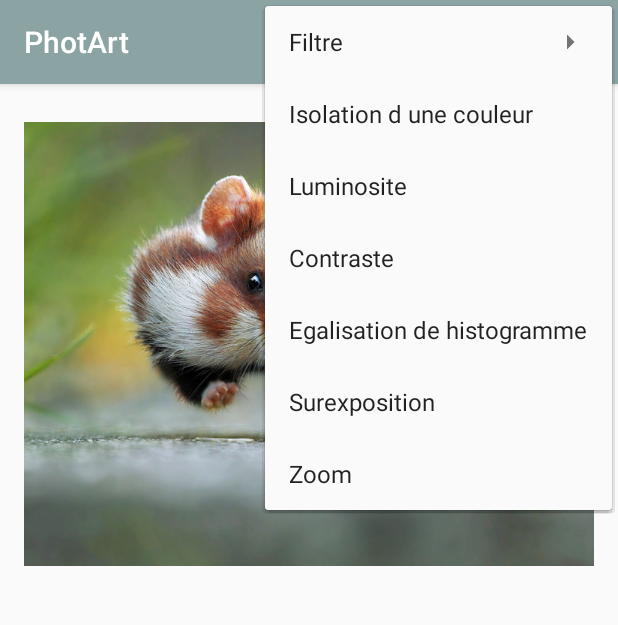
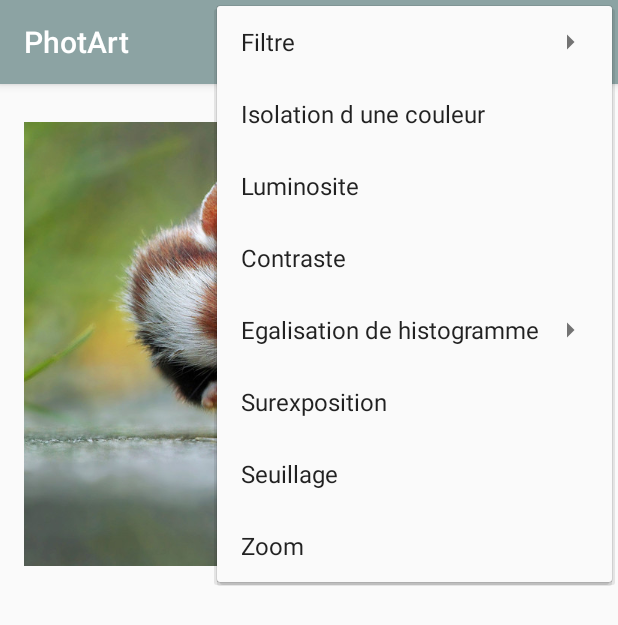
Before and after one commit to katell-maro/ApplicationTraitementImage-ANDROID, an Android app: the screen it shows after launch (MainActivity), with the options menu open, on a phone screen of 412 x 824 dp. Shown: the top 625 px of the screen. Run offline under Robolectric (Android 15) with nearby library versions, the phone set to English and light mode, and no system bars.

Commit message:
Zoom + Scroll + lock sens + seuillage + logo
Zoom/Scroll : ok, reste à gérer le dépassement de l'écran
lock sens : l'application est bloquée en portrait ce qui évite les bugs
Algo de seuillage : jolie et rapide
Logo : jolie

```diff
--- a/app/src/main/AndroidManifest.xml
+++ b/app/src/main/AndroidManifest.xml
@@ -15,11 +15,12 @@
 
     <application
         android:allowBackup="true"
-        android:icon="@mipmap/ic_launcher"
+        android:icon="@drawable/icon"
         android:label="@string/app_name"
         android:supportsRtl="true"
         android:theme="@style/AppTheme" >
-        <activity android:name=".MainActivity" >
+        <activity android:name=".MainActivity"
+                  android:screenOrientation="portrait">
             <intent-filter>
                 <action android:name="android.intent.action.MAIN" />
 
--- a/app/src/main/java/com/example/katell/myapplication/MainActivity.java
+++ b/app/src/main/java/com/example/katell/myapplication/MainActivity.java
@@ -6,10 +6,6 @@ import android.content.pm.PackageManager;
 import android.graphics.Bitmap;
 import android.graphics.BitmapFactory;
 import android.graphics.Color;
-import android.graphics.PorterDuff;
-import android.graphics.drawable.ClipDrawable;
-import android.graphics.drawable.ColorDrawable;
-import android.graphics.drawable.LayerDrawable;
 import android.net.Uri;
 import android.os.Environment;
 import android.provider.MediaStore;
@@ -19,8 +15,10 @@ import android.support.v4.content.ContextCompat;
 import android.support.v4.content.FileProvider;
 import android.support.v7.app.AppCompatActivity;
 import android.os.Bundle;
+import android.util.Log;
 import android.view.*;
 import android.widget.*;
+import com.example.katell.myapplication.SeekBar.OnSeekBarChangeListenerWithArray;
 
 import java.io.File;
 import java.io.IOException;
@@ -37,10 +35,15 @@ public class MainActivity extends AppCompatActivity {
     private Bitmap bitmap;
 
     /**
+     * L'imageView contenant la bitmap
+     */
+    private ImageView imageView;
+
+    /**
      * Tableau de pixels qui correspond à la precedente bitmap
      * permet d'enlever le filtre precedent
      */
-    private int[] bitmapInit;
+    public int[] bitmapInit;
 
     /**
      * la seekBar qui est utilisé dans différents cas :
@@ -94,11 +97,14 @@ public class MainActivity extends AppCompatActivity {
         button.setVisibility(View.INVISIBLE);
 
         //imageView : initialisation
-        ImageView imageView = (ImageView) findViewById(R.id.imageView);
+        imageView = (ImageView) findViewById(R.id.imageView);
         BitmapFactory.Options option = new BitmapFactory.Options();
         bitmap = BitmapFactory.decodeResource(getResources(),R.drawable.hamster,option); //hamster : nom de l'image affiché au lancement de l'application
         bitmap = bitmap.copy(Bitmap.Config.ARGB_8888, true);
         imageView.setImageBitmap(bitmap);
+
+        ZoomInZoomOut zoom = new ZoomInZoomOut();
+        imageView.setOnTouchListener(zoom);
 
         recover();
     }
@@ -173,14 +179,24 @@ public class MainActivity extends AppCompatActivity {
                 contrast();
                 break;
 
-            //pour l'égalisation d'histogramme
-            case R.id.histogram:
-                histogram();
+            //pour l'égalisation d'histogramme lent
+            case R.id.slow:
+                histogram(true);
+                break;
+
+            //pour l'égalisation d'histogramme rapide
+            case R.id.fast:
+                histogram(false);
                 break;
 
             //pour la surexposition
-            case R.id.surexposition:
+            case R.id.overexposure:
                 overexposure();
+                break;
+
+            //pour le seuillage
+            case R.id.thresholding:
+                thresholding();
                 break;
 
             //pour zoomer (2x)
@@ -190,7 +206,6 @@ public class MainActivity extends AppCompatActivity {
 
             //permet de mettre une image (hamster)
             case R.id.hamster:
-                ImageView imageView = (ImageView) findViewById(R.id.imageView);
                 bitmap = BitmapFactory.decodeResource(getResources(), R.drawable.hamster);
                 bitmap = bitmap.copy(Bitmap.Config.ARGB_8888, true);
                 imageView.setImageBitmap(bitmap);
@@ -199,8 +214,15 @@ public class MainActivity extends AppCompatActivity {
 
             //permet de mettre une image (smarties)
             case R.id.smarties:
-                imageView = (ImageView) findViewById(R.id.imageView);
                 bitmap = BitmapFactory.decodeResource(getResources(), R.drawable.smarty);
+                bitmap = bitmap.copy(Bitmap.Config.ARGB_8888, true);
+                imageView.setImageBitmap(bitmap);
+                recover();
+                break;
+
+            //permet de mettre une image (Lenna)
+            case R.id.lenna:
+                bitmap = BitmapFactory.decodeResource(getResources(), R.drawable.pas_contraste);
                 bitmap = bitmap.copy(Bitmap.Config.ARGB_8888, true);
                 imageView.setImageBitmap(bitmap);
                 recover();
@@ -255,12 +277,14 @@ public class MainActivity extends AppCompatActivity {
         seekBar.setOnSeekBarChangeListener(new SeekBar.OnSeekBarChangeListener(){
             @Override
             public void onProgressChanged(SeekBar seekBar, int progress, boolean fromUser) {
+                if (fromUser) {
                     float[] hsv = new float[3];
                     hsv[0] = progress;
                     hsv[1] = 1;
                     hsv[2] = 1;
                     int color = Color.HSVToColor(hsv);
                     seekBar.getProgressDrawable().setColorFilter(color, android.graphics.PorterDuff.Mode.SRC_IN);
+                }
             }
 
             @Override
@@ -320,12 +344,14 @@ public class MainActivity extends AppCompatActivity {
         seekBar.setOnSeekBarChangeListener(new SeekBar.OnSeekBarChangeListener(){
             @Override
             public void onProgressChanged(SeekBar seekBar, int progress, boolean fromUser) {
+                if (fromUser) {
                     float[] hsv = new float[3];
                     hsv[0] = progress;
                     hsv[1] = 1;
                     hsv[2] = 1;
                     int color = Color.HSVToColor(hsv);
                     seekBar.getProgressDrawable().setColorFilter(color, android.graphics.PorterDuff.Mode.SRC_IN);
+                }
             }
 
             @Override
@@ -347,6 +373,7 @@ public class MainActivity extends AppCompatActivity {
             int interval = Integer.parseInt(editText.getText().toString());
             int color = seekBar.getProgress();
             bitmap = Algorithm.isolateColor(bitmap,color,interval);
+            imageView.setImageBitmap(bitmap);
         } catch (Exception e) {
             Toast.makeText(MainActivity.this, "Veuillez rentrer un nombre", Toast.LENGTH_LONG).show();
             editText.setText("");
@@ -367,25 +394,20 @@ public class MainActivity extends AppCompatActivity {
         seekBar.setThumb(getResources().getDrawable(R.drawable.ic_brightness_low_black_24dp));
 
         //avoir le tableau de pixels de l'image originale
-
-
+        float[] pixelsHSV = Algorithm.getBitmapBrightness(bitmap);
 
         //gerer les actions de la seekBar
-        seekBar.setOnSeekBarChangeListener(new SeekBar.OnSeekBarChangeListener(){
-            float[] pixelsHSV = Algorithm.getBitmapBrightness(bitmap);
-
+        seekBar.setOnSeekBarChangeListener(new OnSeekBarChangeListenerWithArray(pixelsHSV){
             @Override
-            public void onProgressChanged(SeekBar seekBar, int progress, boolean fromUser) {
-                if (fromUser) {
-                    bitmap = Algorithm.brightness(bitmap, progress, pixelsHSV);
-                }
-            }
+            public void onProgressChanged(SeekBar seekBar, int progress, boolean fromUser) {}
 
             @Override
             public void onStartTrackingTouch(SeekBar seekBar) {}
 
             @Override
-            public void onStopTrackingTouch(SeekBar seekBar) {}
+            public void onStopTrackingTouch(SeekBar seekBar) {
+                bitmap = Algorithm.brightness(bitmap, seekBar.getProgress(), getBrightness()); //getBrightness est dans la classe OnSeekBarChangeListenerWithArray
+            }
         });
     }
 
@@ -403,23 +425,21 @@ public class MainActivity extends AppCompatActivity {
         seekBar.setMax(122);
         seekBar.setThumb(getResources().getDrawable(R.drawable.ic_tonality_black_24dp));
 
-
-
-        seekBar.setOnSeekBarChangeListener(new SeekBar.OnSeekBarChangeListener(){
         //recuperer le tableau de pixels de l'image initial
         int[] pixelsContrast = Algorithm.getBitmapRGB(bitmap);
 
+        seekBar.setOnSeekBarChangeListener(new OnSeekBarChangeListenerWithArray(pixelsContrast){
             @Override
             public void onProgressChanged(SeekBar seekBar, int progress, boolean fromUser) {
                 if (fromUser) {
                     int min = 122 - progress;
                     int max = 122 + progress;
                     if (progress < 61) {
-                        bitmap = Algorithm.contrastLower(min, max, bitmap, pixelsContrast);
+                        bitmap = Algorithm.contrastLower(min, max, bitmap, getPixels());
                     } else if (progress == 61) {
-                        bitmap = Algorithm.setBitmapRGB(bitmap, pixelsContrast);
+                        bitmap = Algorithm.setBitmapRGB(bitmap, getPixels());
                     } else {
-                        bitmap = Algorithm.contrastIncrease(min, max, bitmap, pixelsContrast);
+                        bitmap = Algorithm.contrastIncrease(min, max, bitmap, getPixels());
                     }
                 }
             }
@@ -436,33 +456,9 @@ public class MainActivity extends AppCompatActivity {
 
     /**
      * Egalisation d'histogramme pour une image en couleur
-     * Utilisatin d'une SeekBar
      */
-    private void histogram() {
-
-        Toast.makeText(MainActivity.this, "En construction", Toast.LENGTH_LONG).show();
-
-        /*seekBar.setVisibility(View.VISIBLE);
-        seekBar.setProgress(50);
-        seekBar.setMax(100);
-        seekBar.setThumb(getResources().getDrawable(R.drawable.ic_equalizer_black_24dp));
-
-        seekBar.setOnSeekBarChangeListener(new SeekBar.OnSeekBarChangeListener(){
-            @Override
-            public void onProgressChanged(SeekBar seekBar, int progress, boolean fromUser) {
-                histogram(progress);
-            }
-
-            @Override
-            public void onStartTrackingTouch(SeekBar seekBar) {}
-
-            @Override
-            public void onStopTrackingTouch(SeekBar seekBar) {}
-        });*/
-    }
-
-
-    private void histogram(int value) {
+    private void histogram(boolean slow) {
+        bitmap = Algorithm.histogram(bitmap,slow);
 
     }
 
@@ -478,14 +474,16 @@ public class MainActivity extends AppCompatActivity {
         seekBar.setMax(50);
         seekBar.setThumb(getResources().getDrawable(R.drawable.ic_flare_black_24dp));
 
+        //avoir le tableau de pixels de l'image originale
+        int[] pixelsOver = Algorithm.getBitmapRGB(bitmap);
+
         //gerer les actions de la seekBar
-        seekBar.setOnSeekBarChangeListener(new SeekBar.OnSeekBarChangeListener(){
-            //avoir le tableau de pixels de l'image originale
-            int [] pixelsOver = Algorithm.getBitmapRGB(bitmap);
-
+        seekBar.setOnSeekBarChangeListener(new OnSeekBarChangeListenerWithArray(pixelsOver){
             @Override
             public void onProgressChanged(SeekBar seekBar, int progress, boolean fromUser) {
-                bitmap = Algorithm.overexposure(bitmap,progress,pixelsOver);
+                if (fromUser) {
+                    bitmap = Algorithm.overexposure(bitmap, progress, getPixels());
+                }
             }
 
             @Override
@@ -495,6 +493,42 @@ public class MainActivity extends AppCompatActivity {
             public void onStopTrackingTouch(SeekBar seekBar) {}
         });
     }
+
+
+
+    /**
+     * Seuillage
+     * Permet de gerer la seekBar de lancer l'algo nécessaire
+     */
+    private void thresholding() {
+        //configurer la seekBar
+        seekBar.setVisibility(View.VISIBLE);
+        seekBar.setMax(255);
+        seekBar.setProgress(127);
+        seekBar.setThumb(getResources().getDrawable(R.drawable.ic_filter_b_and_w_black_24dp));
+        bitmap = Algorithm.toGray(bitmap);
+
+        //avoir le tableau de pixels de l'image original en nuances de gris
+        int pixels[] = Algorithm.getBitmapRGB(bitmap);
+
+        //gerer les actions de la seekBar
+        seekBar.setOnSeekBarChangeListener(new OnSeekBarChangeListenerWithArray(pixels){
+            @Override
+            public void onProgressChanged(SeekBar seekBar, int progress, boolean fromUser) {
+                if (fromUser) {
+                    bitmap = Algorithm.thresholding(bitmap, progress, getPixels());
+                    imageView.setImageBitmap(bitmap);
+                }
+            }
+
+            @Override
+            public void onStartTrackingTouch(SeekBar seekBar) {}
+
+            @Override
+            public void onStopTrackingTouch(SeekBar seekBar) {}
+        });
+    }
+
 
 
 
@@ -514,6 +548,7 @@ public class MainActivity extends AppCompatActivity {
     public static final int CAMERA_PERMISSION = 0;
     String mCurrentPhotoPath;
     static final int REQUEST_TAKE_PHOTO = 1;
+
 
     /**
      * Permet de gerer le permissions car l'API 23 ne le fait pas automatiquement
@@ -655,145 +690,8 @@ public class MainActivity extends AppCompatActivity {
      */
     private void init() {
         bitmap = Algorithm.setBitmapRGB(bitmap,bitmapInit);
+        imageView.setImageBitmap(bitmap);
     }
 
 
-
-
-
-
-
-    /**
-     * Contraste d'une image en nuance de gris
-     * Par egalisation d'histogramme
-     */
-   /* public void contrast() {
-        int height = bitmap.getHeight();
-        int width = bitmap.getWidth();
-        int[] pixels = new int[height*width];
-        bitmap.getPixels(pixels,0,width,0,0,width,height);
-
-        int[] h = new int[256];
-        for(int i=0 ; i<256 ; i++) {
-            h[i] = 0;
 }
-
-        for (int i=0 ; i<pixels.length ; i++) {
-            int color = Color.red(pixels[i]);
-            h[color]++;
-        }
-
-        int[] c = new int[256];
-        int sum = 0;
-        for(int i=0 ; i<256 ; i++) {
-            sum = sum + h[i];
-            c[i] = sum;
-        }
-
-        for (int i=0 ; i<pixels.length ; i++) {
-            int color = Color.red(pixels[i]);
-            color = (c[color] * 255) / pixels.length;
-            pixels[i] = Color.rgb(color,color,color);
-        }
-
-        bitmap.setPixels(pixels,0,width,0,0,width,height);
-    }*/
-
-
-
-    /**
-     Contraste une image en nuance de gris
-     par extension de dynamique
-     */
- /*   public void contrast() {
-        int height = bitmap.getHeight();
-        int width = bitmap.getWidth();
-        int[] pixels = new int[height*width];
-        bitmap.getPixels(pixels,0,width,0,0,width,height);
-        int min = 255;
-        int max = 0;
-        int[] contrast = new int[height*width];
-
-        for (int i=0 ; i<pixels.length ; i++) {
-            int color = Color.red(pixels[i]);
-            contrast[i] = color;
-
-            if (color<min) {
-                min = color;
-            }
-            if (color>max) {
-                max = color;
-            }
-        }
-
-        int[] LUT = new int[256];
-        for(int i=0 ; i<256 ; i++) {
-            LUT[i] = (255 * (i - min)) / (max - min);
-            //LUT[i] = (i * (max -min) / 255) + min; //Permet de diminuer le contraste
-        }
-
-        for (int i=0 ; i<pixels.length ; i++) {
-            int color = LUT[contrast[i]];
-            pixels[i] = Color.rgb(color,color,color);
-        }
-
-        bitmap.setPixels(pixels,0,width,0,0,width,height);
-    }*/
-
-
-    /*private void contrast(int value) {
-        int height = bitmap.getHeight();
-        int width = bitmap.getWidth();
-        int[] pixels = new int[height*width];
-        bitmap.getPixels(pixels,0,width,0,0,width,height);
-
-        int[] hr = new int[256];
-        int[] hg = new int[256];
-        int[] hb = new int[256];
-        for(int i=0 ; i<256 ; i++) {
-            hr[i] = 0;
-            hg[i] = 0;
-            hb[i] = 0;
-        }
-
-        for (int i=0 ; i<pixels.length ; i++) {
-            int red = Color.red(pixels[i]);
-            hr[red]++;
-
-            int green = Color.green(pixels[i]);
-            hg[green]++;
-
-            int blue = Color.blue((pixels[i]));
-            hb[blue]++;
-        }
-
-        int[] cr = new int[256];
-        int sumr = 0;
-        int[] cg = new int[256];
-        int sumg = 0;
-        int[] cb = new int[256];
-        int sumb = 0;
-        for(int i=0 ; i<256 ; i++) {
-            sumr = sumr + hr[i];
-            cr[i] = sumr;
-            sumg = sumg + hg[i];
-            cg[i] = sumg;
-            sumb = sumb + hb[i];
-            cb[i] = sumb;
-        }
-
-        for (int i=0 ; i<pixels.length ; i++) {
-            int red = Color.red(pixels[i]);
-            red = (cr[red] * 255) / pixels.length;
-            int green = Color.green(pixels[i]);
-            green = (cr[green] * 255) / pixels.length;
-            int blue = Color.blue(pixels[i]);
-            blue = (cr[blue] * 255) / pixels.length;
-            pixels[i] = Color.rgb(red,green,blue);
-        }
-
-        bitmap.setPixels(pixels,0,width,0,0,width,height);
-        ImageView imageView = (ImageView) findViewById(R.id.imageView);
-        imageView.setImageBitmap(bitmap);
-    }*/
-}
--- a/app/src/main/res/layout/activity_main.xml
+++ b/app/src/main/res/layout/activity_main.xml
@@ -1,4 +1,7 @@
 <?xml version="1.0" encoding="utf-8"?>
+
+
+
 <RelativeLayout
     xmlns:android="http://schemas.android.com/apk/res/android"
     xmlns:tools="http://schemas.android.com/tools"
@@ -8,7 +11,8 @@
     android:paddingRight="@dimen/activity_horizontal_margin"
     android:paddingTop="@dimen/activity_vertical_margin"
     android:paddingBottom="@dimen/activity_vertical_margin"
-    tools:context="com.example.katell.myapplication.MainActivity">
+    tools:context="com.example.katell.myapplication.MainActivity"
+    >
 
     <ImageView
             android:layout_width="wrap_content"
@@ -16,7 +20,8 @@
             android:id="@+id/imageView"
             android:layout_marginTop="9dp"
             android:layout_marginBottom="50dp"
-            android:layout_centerHorizontal="true" android:scaleType="center"/>
+            android:scaleType="center"
+            android:layout_centerHorizontal="true" />
 
     <SeekBar
             android:layout_width="wrap_content"
--- a/app/src/main/res/menu/menu.xml
+++ b/app/src/main/res/menu/menu.xml
@@ -15,6 +15,9 @@
                   android:onClick="onOptionsItem"/>
             <item android:id="@+id/smarties"
                   android:title="@string/message_Smarties"
+                  android:onClick="onOptionsItem"/>
+            <item android:id="@+id/lenna"
+                  android:title="@string/message_Lenna"
                   android:onClick="onOptionsItem"/>
         </menu>
     </item>
@@ -56,11 +59,23 @@
           android:onClick="onOptionsItem"/>
 
     <item android:id="@+id/histogram"
-          android:title="@string/message_Histogram"
+          android:title="@string/message_Histogram">
+        <menu>
+            <item android:id="@+id/slow"
+                  android:title="@string/message_Slow"
+                  android:onClick="onOptionsItem"/>
+            <item android:id="@+id/fast"
+                  android:title="@string/message_Fast"
+                  android:onClick="onOptionsItem"/>
+        </menu>
+    </item>
+
+    <item android:id="@+id/overexposure"
+          android:title="@string/message_Overexposure"
           android:onClick="onOptionsItem"/>
 
-    <item android:id="@+id/surexposition"
-          android:title="@string/message_Surexposition"
+    <item android:id="@+id/thresholding"
+          android:title="@string/message_Thresholding"
           android:onClick="onOptionsItem"/>
 
     <item android:id="@+id/zoom"
--- a/app/src/main/res/values/strings.xml
+++ b/app/src/main/res/values/strings.xml
@@ -18,7 +18,11 @@
     <string name="message_IsolateColor">Isolation d une couleur</string>
     <string name="message_Button">OK</string>
     <string name="message_Tolerance">Tolérance :</string>
-    <string name="message_Surexposition">Surexposition</string>
+    <string name="message_Overexposure">Surexposition</string>
     <string name="message_Init">Image initiale</string>
+    <string name="message_Lenna">Image peu contraste</string>
+    <string name="message_Slow">Lent</string>
+    <string name="message_Fast">Rapide</string>
+    <string name="message_Thresholding">Seuillage</string>
 
 </resources>
```
Also changed, not shown: app/src/main/java/com/example/katell/myapplication/Algorithm.java (+96 -1 lines), app/src/main/java/com/example/katell/myapplication/SeekBar/OnSeekBarChangeListenerWithArray.java (added, +70 -0 lines), app/src/main/java/com/example/katell/myapplication/ZoomInZoomOut.java (added, +130 -0 lines), app/src/main/res/drawable-xhdpi/ic_camera_alt_black_24dp.png (added), app/src/main/res/drawable-xhdpi/ic_filter_b_and_w_black_24dp.png (added), app/src/main/res/drawable-xhdpi/icon.png (added). Lines whose indentation alone changed are shown as unchanged.
